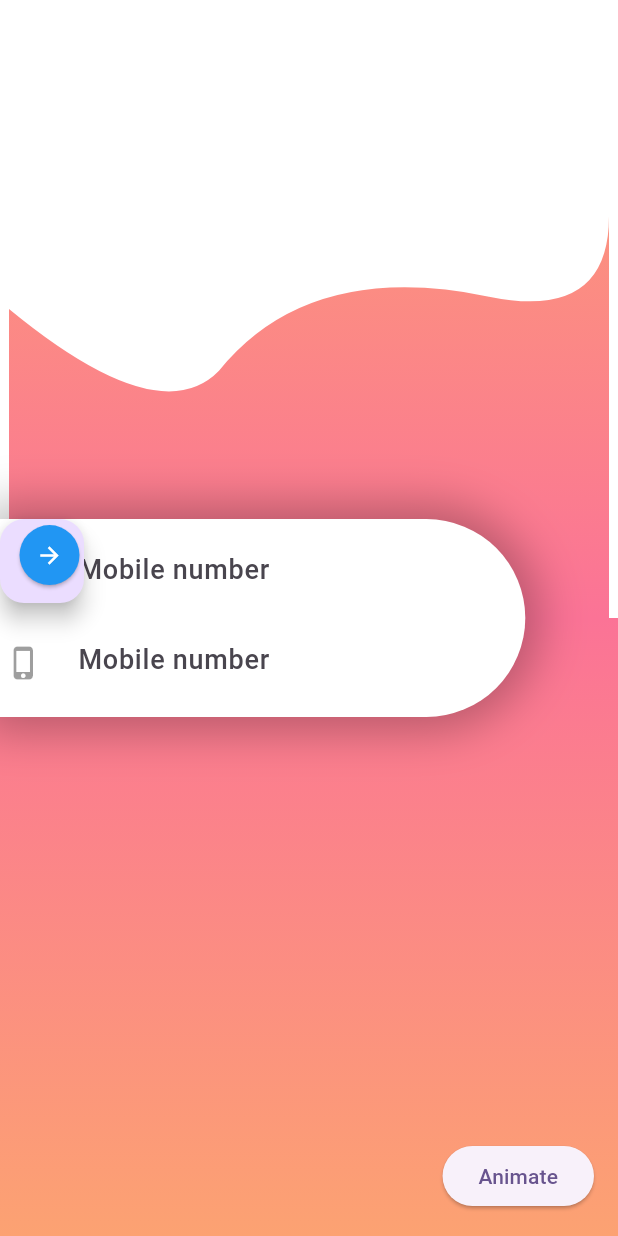
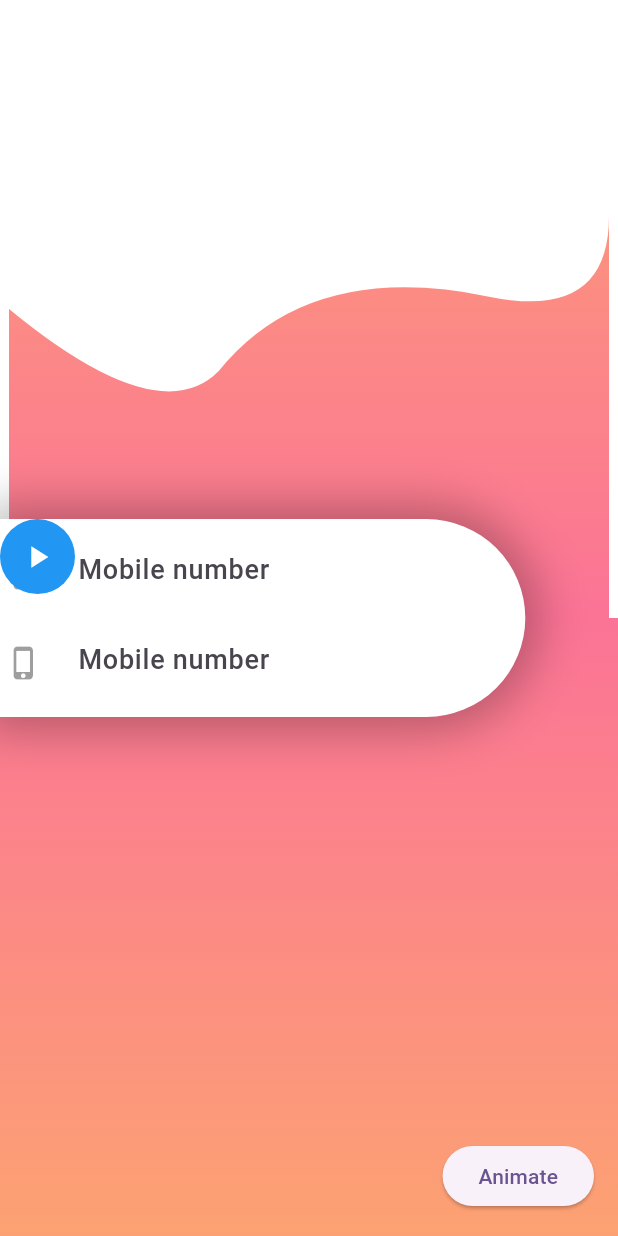
Before and after one commit to Jef012/note_me_flutter, a Flutter app: the screen it shows after launch, after a tap on the "arrow forward ios" icon, on a phone screen of 412 x 824 dp. Run offline on Flutter 3.47's test engine with Material 3 defaults, Android fonts, the phone set to English and light mode, and no system bars; our stand-ins replace another_flushbar, fluttertoast, google_fonts, hexcolor; accounts and stored records are empty.

Commit message:
animated button

```diff
--- a/lib/presentation/screen/authentication/login_page.dart
+++ b/lib/presentation/screen/authentication/login_page.dart
@@ -18,11 +18,18 @@ class _LoginPageState extends State<LoginPage> {
   double containerWidth = 0.3;
   String? mobile;
   String? password;
+  bool isSuccess = false;
   final formKey = GlobalKey<FormState>();
+
   void animateContainer() {
     setState(() {
       containerWidth = 0.85;
     });
+  }
+
+  Future<bool> yourAsyncConditionFunction() async {
+    await Future.delayed(Duration(seconds: 2));
+    return isSuccess;
   }
 
   @override
@@ -65,27 +72,33 @@ class _LoginPageState extends State<LoginPage> {
                           // ),
                           mobileField(),
                         ]),
-                    FloatingActionButton(
+                    CustomAnimatedButton(
+                      initialIcon: Icons.play_arrow,
+                      loadingIcon: Icons.hourglass_empty,
+                      successIcon: Icons.check,
+                      errorIcon: Icons.error,
+                      initialColor: Colors.blue,
+                      loadingColor: Colors.orange,
+                      successColor: Colors.green,
+                      errorColor: Colors.red,
                       onPressed: () {
-                        if (formKey.currentState!.validate()) {
-                          formKey.currentState!.save();
-                          print("Mobile ::: $mobile");
-                          FocusScope.of(context).requestFocus(FocusNode());
-                        }
+                        print("isSuccess :: $isSuccess");
+                        setState(() {
+                          isSuccess = true;
+                        });
                       },
-                      child: Icon(Icons.arrow_forward),
+                      successCondition: yourAsyncConditionFunction(),
                     ),
-                    AnimatedButton(
-                      onResult: (bool isSuccess) {
-                        if (isSuccess) {
-                          // Handle success
-                          print("Success");
-                        } else {
-                          // Handle fail
-                          print("Fail");
-                        }
-                      },
-                    )
+                    // FloatingActionButton(
+                    //   onPressed: () {
+                    //     if (formKey.currentState!.validate()) {
+                    //       formKey.currentState!.save();
+                    //       print("Mobile ::: $mobile");
+                    //       FocusScope.of(context).requestFocus(FocusNode());
+                    //     }
+                    //   },
+                    //   child: Icon(Icons.arrow_forward),
+                    // ),
                   ],
                 )),
           ),
--- a/lib/presentation/widgets/animatedButton.dart
+++ b/lib/presentation/widgets/animatedButton.dart
@@ -1,90 +1,117 @@
 import 'package:flutter/material.dart';
-import 'package:hexcolor/hexcolor.dart';
 
-class AnimatedButton extends StatefulWidget {
-  final Function(bool) onResult;
+enum ButtonState { initial, loading, success, error }
 
-  AnimatedButton({Key? key, required this.onResult}) : super(key: key);
+class CustomAnimatedButton extends StatefulWidget {
+  final IconData initialIcon;
+  final IconData loadingIcon;
+  final IconData successIcon;
+  final IconData errorIcon;
+  final Color initialColor;
+  final Color loadingColor;
+  final Color successColor;
+  final Color errorColor;
+  final Future<bool> successCondition;
+  final VoidCallback onPressed;
+
+  const CustomAnimatedButton({
+    Key? key,
+    required this.initialIcon,
+    required this.loadingIcon,
+    required this.successIcon,
+    required this.errorIcon,
+    required this.initialColor,
+    required this.loadingColor,
+    required this.successColor,
+    required this.errorColor,
+    required this.successCondition,
+    required this.onPressed,
+  }) : super(key: key);
 
   @override
-  _AnimatedButtonState createState() => _AnimatedButtonState();
+  _CustomAnimatedButtonState createState() => _CustomAnimatedButtonState();
 }
 
-class _AnimatedButtonState extends State<AnimatedButton> {
-  bool isLoading = false;
-  bool isSuccess = false;
-  bool isFailed = false; // Set to true initially
+class _CustomAnimatedButtonState extends State<CustomAnimatedButton>
+    with SingleTickerProviderStateMixin {
+  late AnimationController _animationController;
+  late ButtonState _buttonState;
+
+  @override
+  void initState() {
+    super.initState();
+    _buttonState = ButtonState.initial;
+    _animationController = AnimationController(
+      vsync: this,
+      duration: Duration(milliseconds: 500),
+    );
+  }
+
+  @override
+  void dispose() {
+    _animationController.dispose();
+    super.dispose();
+  }
+
+  void _handleTap() async {
+    setState(() {
+      _buttonState = ButtonState.loading;
+      _animationController.repeat();
+    });
+
+    bool isSuccess = await widget.successCondition;
+
+    _animationController.stop();
+
+    setState(() {
+      _buttonState = isSuccess ? ButtonState.success : ButtonState.error;
+    });
+
+    widget.onPressed(); // Call the provided onPressed callback
+  }
 
   @override
   Widget build(BuildContext context) {
-    Color buttonColor;
-    if (isLoading) {
-      buttonColor = HexColor("#fb7396");
-    } else if (isSuccess) {
-      buttonColor = Colors.green; // Set success color
-    } else if (isFailed) {
-      buttonColor = Colors.red; // Set error color
-    } else {
-      buttonColor = Colors.blue; // Set initial color
-    }
-
-    return ElevatedButton(
-      onPressed: () {
-        if (!isLoading) {
-          setLoading(true);
-
-          // Simulate asynchronous operation (replace with your actual logic)
-          Future.delayed(Duration(seconds: 2), () {
-            // Simulate success or fail condition
-            bool conditionResult = true; // Replace with your actual condition
-            if (conditionResult) {
-              setSuccess(true);
-            } else {
-              setSuccess(false);
-            }
-
-            setLoading(false);
-
-            widget.onResult(conditionResult);
-          });
-        }
-      },
-      style: ElevatedButton.styleFrom(
-        shape: CircleBorder(),
-        primary: buttonColor, // Set the background color based on the state
+    return GestureDetector(
+      onTap: _handleTap,
+      child: AnimatedContainer(
+        duration: Duration(milliseconds: 300),
+        width: 50.0,
+        height: 50.0,
+        decoration: BoxDecoration(
+          shape: BoxShape.circle,
+          color: _getButtonColor(),
+        ),
+        child: _buildIcon(),
       ),
-      child: buildButtonChild(),
     );
   }
 
-  void setLoading(bool value) {
-    setState(() {
-      isLoading = value;
-
-      isSuccess = false;
-      isFailed = false;
-    });
+  Color _getButtonColor() {
+    switch (_buttonState) {
+      case ButtonState.initial:
+        return widget.initialColor;
+      case ButtonState.loading:
+        return widget.loadingColor;
+      case ButtonState.success:
+        return widget.successColor;
+      case ButtonState.error:
+        return widget.errorColor;
+    }
   }
 
-  void setSuccess(bool value) {
-    setState(() {
-      isSuccess = value;
-      isFailed = !value; // Set isFailed opposite to isSuccess
-    });
-  }
-
-  Widget buildButtonChild() {
-    if (isLoading) {
-      return CircularProgressIndicator(
-        valueColor: AlwaysStoppedAnimation<Color>(Colors.white),
-      );
-    } else if (isSuccess) {
-      return Icon(Icons.check, color: Colors.white);
-    } else if (isFailed) {
-      return Icon(Icons.error_outline_rounded, color: Colors.white);
-    } else {
-      return Icon(Icons.arrow_forward,
-          color: Colors.white); // Initial arrow icon
+  Widget _buildIcon() {
+    switch (_buttonState) {
+      case ButtonState.initial:
+        return Icon(widget.initialIcon, color: Colors.white);
+      case ButtonState.loading:
+        return CircularProgressIndicator(
+          valueColor: AlwaysStoppedAnimation<Color>(Colors.white),
+        );
+      case ButtonState.success:
+        return Icon(widget.successIcon, color: Colors.white);
+      case ButtonState.error:
+        return Icon(widget.errorIcon, color: Colors.white);
     }
   }
 }
```
